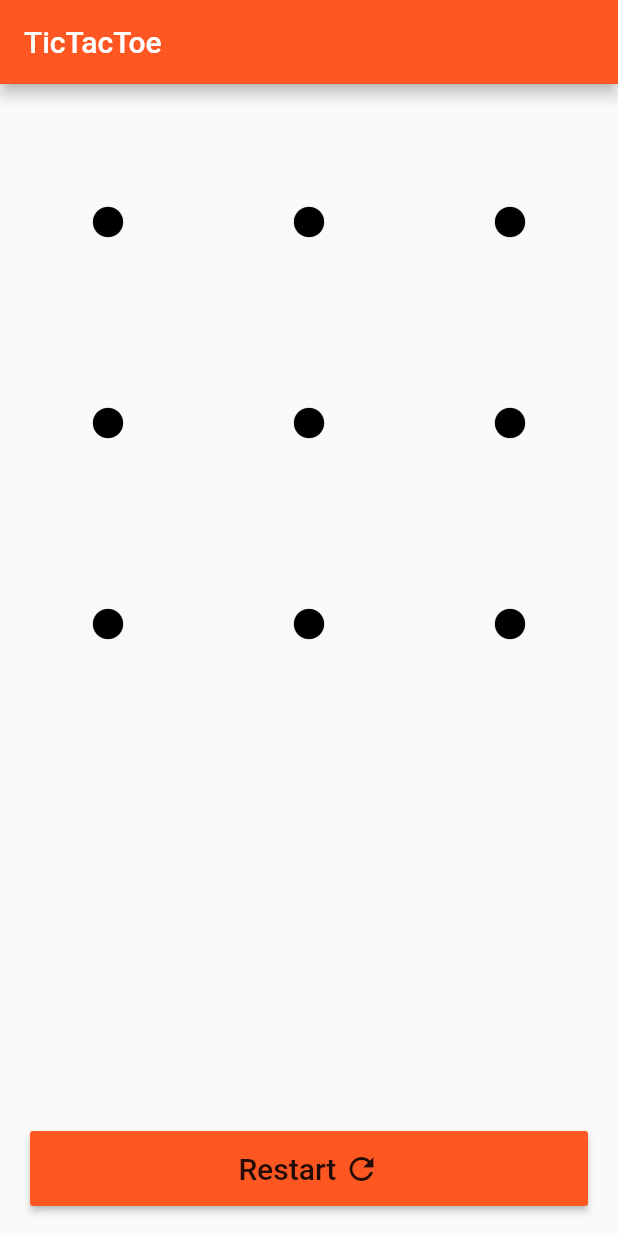
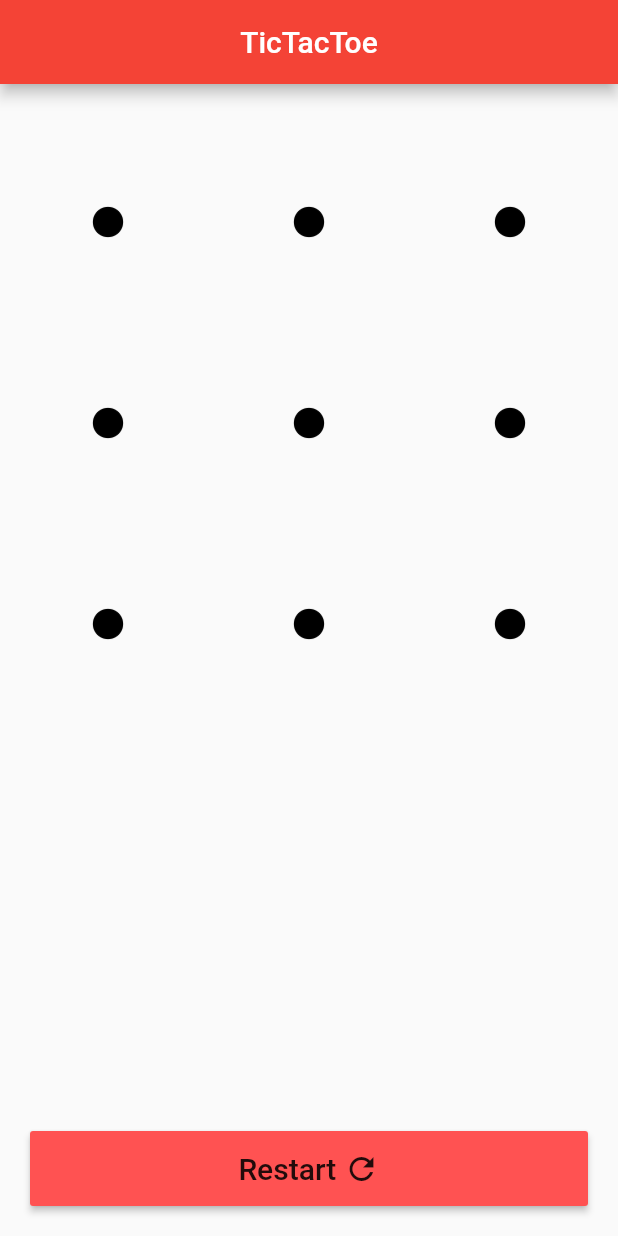
Before and after one commit to mohit28798/tictactoe_game, a Flutter app: the screen it shows after launch, on a phone screen of 412 x 824 dp. Run offline on Flutter 3.47's test engine with Material 2 defaults, Android fonts, the phone set to English and light mode, and no system bars.

Commit message:
updated circle and cross images and placed title at center

```diff
--- a/lib/homepage.dart
+++ b/lib/homepage.dart
@@ -153,6 +153,7 @@ class HomePageState extends State<HomePage> {
   Widget build(BuildContext context) {
     return Scaffold(
       appBar: AppBar(
+        centerTitle: true,
         title: Text('TicTacToe'),
       ),
       body: Column(
@@ -184,14 +185,14 @@ class HomePageState extends State<HomePage> {
           Container(
             child: Text(
               this.message,
-              style: TextStyle(fontSize: 50, color: Colors.deepOrange),
+              style: TextStyle(fontSize: 50, color: Colors.grey),
             ),
           ),
           Padding(padding: EdgeInsets.all(10)),
           Container(
             margin: EdgeInsets.only(left: 20, right: 20),
             child: MaterialButton(
-              color: Colors.deepOrange,
+              color: Colors.redAccent,
               minWidth: 300.0,
               height: 50,
               onPressed: () {
--- a/lib/main.dart
+++ b/lib/main.dart
@@ -10,7 +10,7 @@ class MyApp extends StatelessWidget {
       title: 'Tic Tac Toe',
       debugShowCheckedModeBanner: false,
       theme: ThemeData(
-        primaryColor: Colors.deepOrange,
+        primaryColor: Colors.red,
       ),
       home: HomePage(),
     );
```
Also changed, not shown: images/circle.png, images/cross.png.
